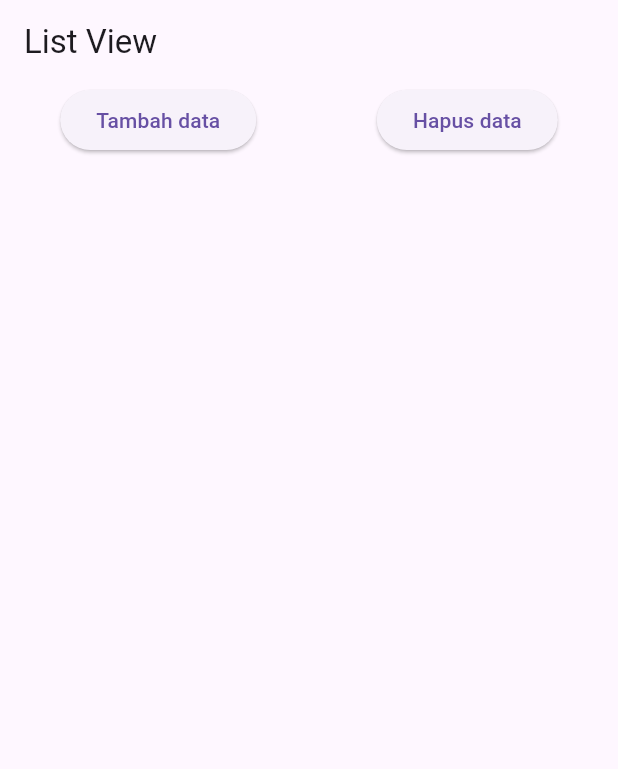
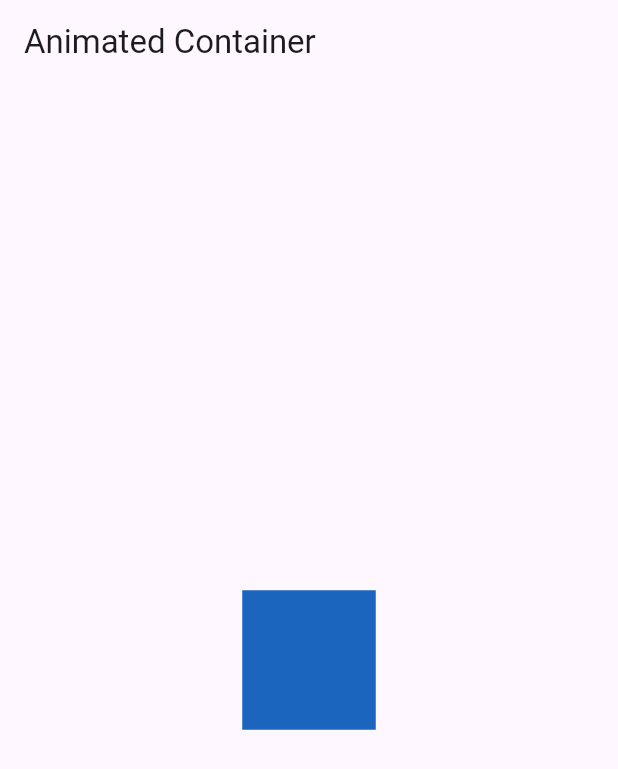
Before and after one commit to nentinur/Speedrun-Belajar-Flutter, a Flutter app: the screen it shows after launch, on a phone screen of 412 x 824 dp. Shown: the top 769 px of the screen. Run offline on Flutter 3.47's test engine with Material 3 defaults, Android fonts, the phone set to English and light mode, and no system bars.

Commit message:
Animated Container

```diff
--- a/lib/main.dart
+++ b/lib/main.dart
@@ -1,12 +1,10 @@
+import 'dart:math';
+
 import 'package:flutter/material.dart';
 
 void main() {
   runApp(const MyApp());
 }
-
-// List View berbeda dengan column
-// column, jika monitor tiak cukup untuk menampilkan widget2 tersebut, dia akan error
-// sedangkan pada listview, dia bisa di scroll
 
 class MyApp extends StatefulWidget {
   const MyApp({super.key});
@@ -16,43 +14,27 @@ class MyApp extends StatefulWidget {
 }
 
 class _MyAppState extends State<MyApp> {
-  List<Widget> widgets = [];
-  int counter = 1;
+  Random random = Random();
   @override
   Widget build(BuildContext context) {
     return MaterialApp(
       home: Scaffold(
-        appBar: AppBar(title: Text("List View")),
-        body: ListView(
-          children: [
-            Row(
-              mainAxisAlignment: MainAxisAlignment.spaceAround,
-              children: [
-                ElevatedButton(
-                    onPressed: () {
-                      setState(() {
-                        widgets.add(Text(
-                          "data ke-" + counter.toString(),
-                          style: TextStyle(fontSize: 35),
-                        ));
-                        counter++;
-                      });
-                    },
-                    child: Text("Tambah data")),
-                ElevatedButton(
-                    onPressed: () {
-                      setState(() {
-                        widgets.removeLast();
-                        counter--;
-                      });
-                    },
-                    child: Text("Hapus data"))
-              ],
+        appBar: AppBar(
+          title: Text("Animated Container"),
+        ),
+        body: Center(
+          child: GestureDetector(
+            onTap: () {
+              setState(() {});
+            },
+            child: AnimatedContainer(
+              color: Color.fromARGB(255, random.nextInt(256),
+                  random.nextInt(256), random.nextInt(256)),
+              duration: Duration(seconds: 1),
+              width: 50.0 + random.nextInt(101),
+              height: 50.0 + random.nextInt(101),
             ),
-            Column(
-              children: widgets,
-            )
-          ],
+          ),
         ),
       ),
     );
```
